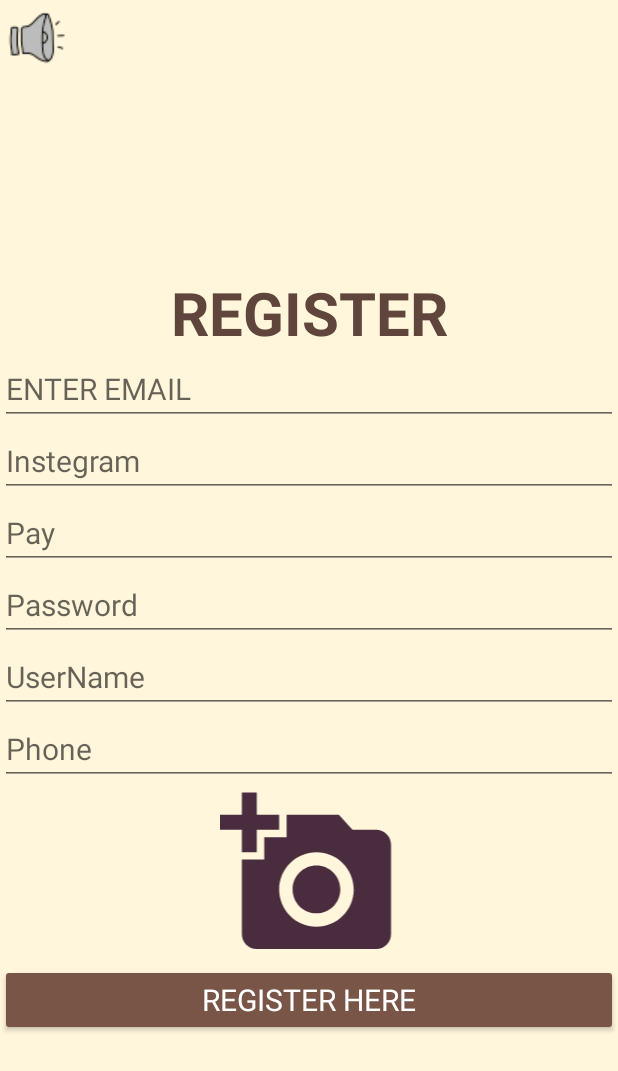
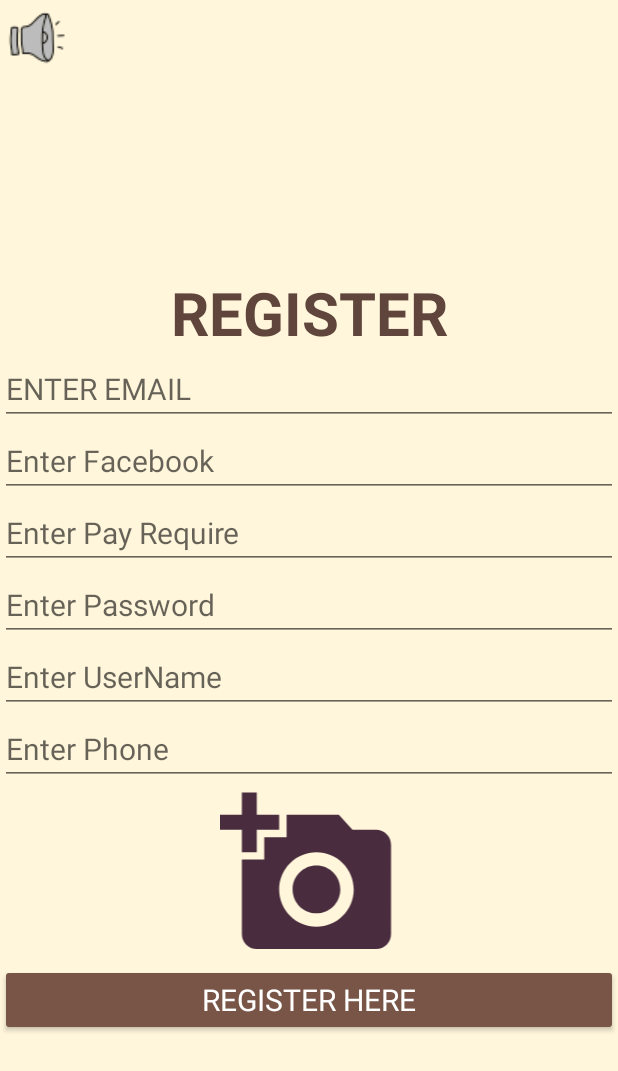
Before and after one commit to DanielZerihon/AndroidStudio, an Android app: the Reg_Fragment screen opened through its navigation route, on a phone screen of 412 x 824 dp. Shown: the top 1071 px of the screen. Run offline under Robolectric (Android 15) with nearby library versions, the light colour scheme and no system bars; our stand-ins replace Firebase (no records; nobody signed in at launch, a user with empty details on screens opened directly), Picasso; pictures from the network do not load; Roboto replaces fonts that are not available here.

Commit message:
adding the deteails

```diff
--- a/New_final_project/app/build.gradle
+++ b/New_final_project/app/build.gradle
@@ -27,11 +27,12 @@ android {
         viewBinding true
     }
 
-
-
     compileOptions {
         sourceCompatibility JavaVersion.VERSION_1_8
         targetCompatibility JavaVersion.VERSION_1_8
+    }
+    viewBinding{
+        enabled = true
     }
 }
 dependencies {
--- a/New_final_project/app/src/main/java/com/example/new_final_project/Classes/MediaPlayerService.java
+++ b/New_final_project/app/src/main/java/com/example/new_final_project/Classes/MediaPlayerService.java
@@ -23,11 +23,9 @@ public class MediaPlayerService extends Service {
         //media player
 //        player = android.media.MediaPlayer.create(this, Settings.System.DEFAULT_RINGTONE_URI);
         player = android.media.MediaPlayer.create(this, R.raw.cvish_hahof);
-
         player.setLooping(true);
         player.start();
         return START_STICKY;
-
     }
 
     @Override
--- a/New_final_project/app/src/main/java/com/example/new_final_project/Classes/User.java
+++ b/New_final_project/app/src/main/java/com/example/new_final_project/Classes/User.java
@@ -8,7 +8,6 @@ public class User {
     public String date;
     public String phone;
     public String imgageAccessToken;
-
 
 
 
--- a/New_final_project/app/src/main/java/com/example/new_final_project/activitys/MainActivity.java
+++ b/New_final_project/app/src/main/java/com/example/new_final_project/activitys/MainActivity.java
@@ -22,6 +22,7 @@ import android.widget.ImageView;
 import android.widget.Toast;
 
 import com.example.new_final_project.Classes.MediaPlayerService;
+import com.example.new_final_project.Classes.MyAdapter;
 import com.example.new_final_project.Classes.User_builder;
 import com.example.new_final_project.R;
 import com.example.new_final_project.Classes.User;
@@ -44,23 +45,21 @@ import com.squareup.picasso.Picasso;
 
 public class MainActivity extends AppCompatActivity implements View.OnClickListener {
 
-
     private FirebaseAuth mAuth;
     private FirebaseStorage mStorageRef;
     private StorageTask mUploadTask;
-    private Button start;
     Boolean isPlaying = false;
     private static ImageView sound_image_view;
     private int current_image;
     int[] images={R.drawable.sound_off, R.drawable.sound_on};
 
-    Button insta;
 
-    // הפונקציה רצה בלופ תמיד
+    // this function will run in loop and send the vars to the setImage in the Reg_Fragment for show
+    //      to the user the pic that he choose.
     @Override
     protected void onActivityResult(int requestCode, int resultCode, Intent data) {
         super.onActivityResult(requestCode, resultCode, data);
-        // הפונקציה שולחת את הנתונים האלו בלופ ומנסה לעשות set image
+        // the func trigger the func setImage in a loop with the params
         Reg_Fragment.setImage(requestCode, resultCode, data, RESULT_OK);
     }
 
@@ -76,14 +75,14 @@ public class MainActivity extends AppCompatActivity implements View.OnClickListe
 
     }
 
-    private void gotourl(String s) {
+    private void goToURL(String s) {
         Uri uri = Uri.parse(s);
         startActivity(new Intent(Intent.ACTION_VIEW, uri));
     }
 
-
     @Override
     public void onClick(View view) {
+
         sound_image_view=(ImageView) findViewById(R.id.sound_imageView);
         current_image++;
         current_image=current_image % images.length;
@@ -146,14 +145,18 @@ public class MainActivity extends AppCompatActivity implements View.OnClickListe
 
         if (Reg_Fragment.getmImageUri() != null) {
             mStorageRef = FirebaseStorage.getInstance();
+
+            // here the we define where we want to put the file and the file get Special name with
+            //      the current time by millis and we put '.' and the file Extension (.jpg)
             StorageReference fileReference = mStorageRef.getReference().child(System.currentTimeMillis()
                     + "." + getFileExtension(Reg_Fragment.getmImageUri()));
 
+            // here is the upload function to the storage
             mUploadTask = fileReference.putFile(Reg_Fragment.getmImageUri())
                     .addOnSuccessListener(new OnSuccessListener<UploadTask.TaskSnapshot>() {
                         @Override
                         public void onSuccess(UploadTask.TaskSnapshot taskSnapshot) {
-                            boolean flag = false;
+                            // this needs to show the user the progress bar
                             Handler handler = new Handler();
                             handler.postDelayed(new Runnable() {
                                 @Override
@@ -161,12 +164,14 @@ public class MainActivity extends AppCompatActivity implements View.OnClickListe
                                 }
                             }, 500);
 
-                            Toast.makeText(MainActivity.this, "Upload successful", Toast.LENGTH_LONG).show();
-                            flag = true;
+                            Toast.makeText(MainActivity.this, "Upload to storage successful", Toast.LENGTH_LONG).show();
 
+                            // Here is the push to the realtime data base
                             taskSnapshot.getStorage().getDownloadUrl().addOnSuccessListener(new OnSuccessListener<Uri>() {
                                 @Override
                                 public void onSuccess(Uri uri) {
+                                    // in this function i took the uri of the image and i put it as
+                                    //    a string in every user at the imgageAccessToken
                                     FirebaseDatabase database = FirebaseDatabase.getInstance();
                                     User_builder user_build = new User_builder.Builder()
                                             .heading(userNameText.toString())
--- a/New_final_project/app/src/main/java/com/example/new_final_project/fragment/Home_Fragment.java
+++ b/New_final_project/app/src/main/java/com/example/new_final_project/fragment/Home_Fragment.java
@@ -54,7 +54,6 @@ public class Home_Fragment extends Fragment {
         Button reg_button = view.findViewById(R.id.reg_button);
 
 
-
         log_in_button.setOnClickListener(new View.OnClickListener() {
             @Override
             public void onClick(View view) {
--- a/New_final_project/app/src/main/res/layout/fragment_home_.xml
+++ b/New_final_project/app/src/main/res/layout/fragment_home_.xml
@@ -134,7 +134,7 @@
                 android:layout_weight="1"
                 android:backgroundTint="@color/Brown2"
                 android:fontFamily="@font/annie_use_your_telescope"
-                android:text="Guest"
+                android:text="Log As Parent"
                 android:textColor="#FFFFFF"
                 android:textSize="20sp" />
         </LinearLayout>
--- a/New_final_project/app/src/main/res/layout/fragment_reg_.xml
+++ b/New_final_project/app/src/main/res/layout/fragment_reg_.xml
@@ -50,7 +50,7 @@
             android:layout_height="wrap_content"
             android:ems="10"
             android:fontFamily="@font/annie_use_your_telescope"
-            android:hint="Instegram"
+            android:hint="Enter Facebook"
             android:inputType="textPersonName"
             android:textColor="@color/Hard_brown"
             android:textSize="20sp" />
@@ -61,7 +61,7 @@
             android:layout_height="wrap_content"
             android:ems="10"
             android:fontFamily="@font/annie_use_your_telescope"
-            android:hint="Pay"
+            android:hint="Enter Pay Require"
             android:inputType="textPersonName"
             android:textColor="@color/Hard_brown"
             android:textSize="20sp" />
@@ -72,7 +72,7 @@
             android:layout_height="wrap_content"
             android:ems="10"
             android:fontFamily="@font/annie_use_your_telescope"
-            android:hint="Password"
+            android:hint="Enter Password"
             android:inputType="textPersonName"
             android:textColor="@color/Hard_brown"
             android:textSize="20sp" />
@@ -83,7 +83,7 @@
             android:layout_height="wrap_content"
             android:ems="10"
             android:fontFamily="@font/annie_use_your_telescope"
-            android:hint="UserName"
+            android:hint="Enter UserName"
             android:inputType="textPersonName"
             android:textColor="@color/Hard_brown"
 
@@ -95,7 +95,7 @@
             android:layout_height="wrap_content"
             android:ems="10"
             android:fontFamily="@font/annie_use_your_telescope"
-            android:hint="Phone"
+            android:hint="Enter Phone"
             android:inputType="textPersonName"
             android:textColor="@color/Hard_brown"
             android:textSize="20sp" />
--- a/New_final_project/app/src/main/res/layout/fragment_welcome_.xml
+++ b/New_final_project/app/src/main/res/layout/fragment_welcome_.xml
@@ -10,6 +10,7 @@
         android:layout_height="wrap_content"
         android:background="@color/cream"
         android:orientation="vertical">
+
 
         <TextView
             android:id="@+id/logo"
--- a/New_final_project/app/src/main/res/values/colors.xml
+++ b/New_final_project/app/src/main/res/values/colors.xml
@@ -11,5 +11,6 @@
     <color name="cream">#FFF6DB</color>
     <color name="Brown2">#795548</color>
     <color name="Hard_brown">#5F453C</color>
+    <color name="under_line">#D8D6D6</color>
 
 </resources>
```
Also changed, not shown: New_final_project/app/src/main/java/com/example/new_final_project/Classes/MyAdapter.java (+24 -19 lines), New_final_project/app/src/main/java/com/example/new_final_project/fragment/Reg_Fragment.java (+14 -16 lines), New_final_project/app/src/main/java/com/example/new_final_project/fragment/Welcome_Fragment.java (+20 -3 lines), New_final_project/app/src/main/res/drawable/list_divide.xml (added, +8 -0 lines), New_final_project/app/src/main/res/drawable/sara.jpg (added).
